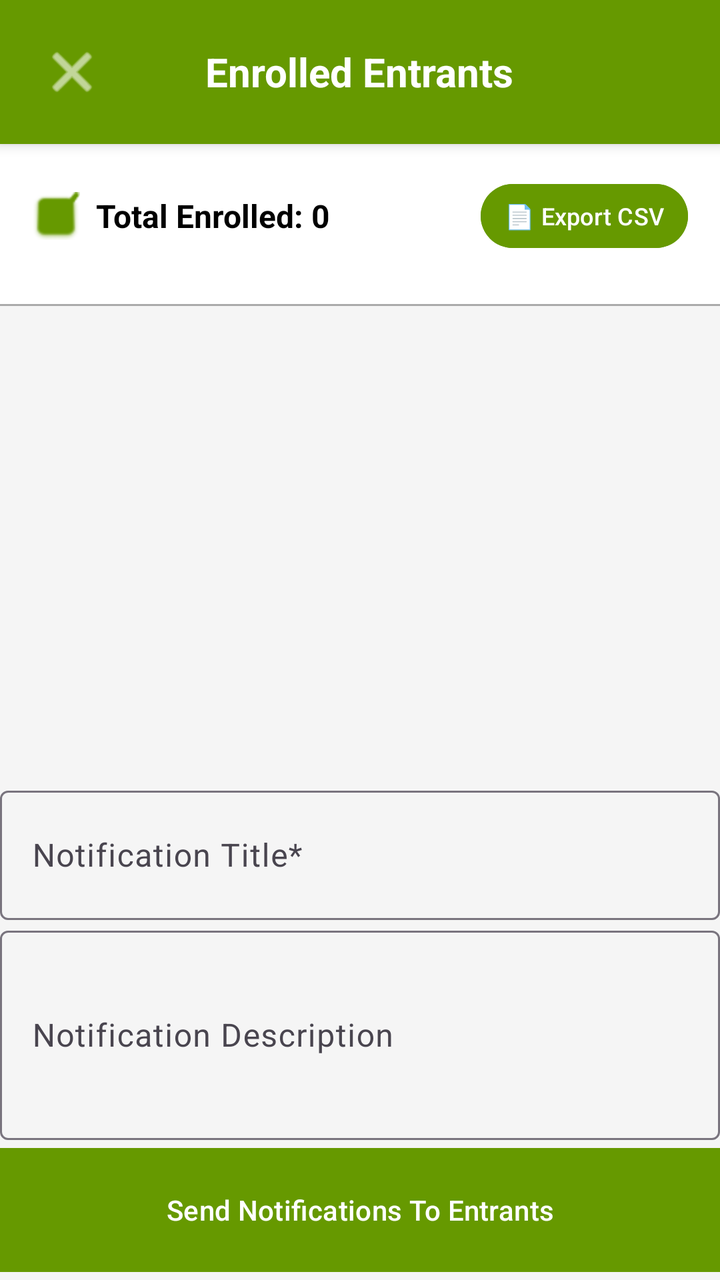
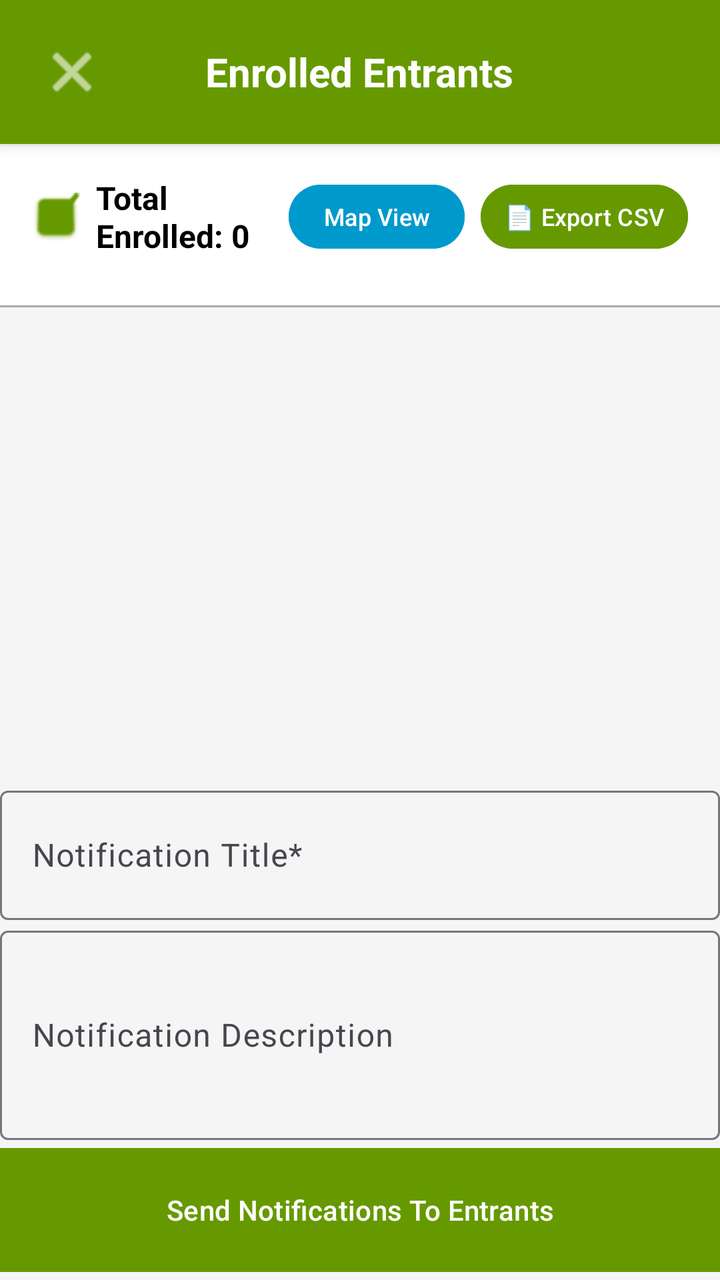

Before-and-after screenshots of an Android layout around one commit, followed by the original layout XML and the change that was made.
<!-- AndroidManifest.xml: activity theme Theme.GitCat_events -->
<!-- res/layout/activity_accepted_entrants_view.xml -->
<?xml version="1.0" encoding="utf-8"?>
<LinearLayout xmlns:android="http://schemas.android.com/apk/res/android"
    xmlns:app="http://schemas.android.com/apk/res-auto"
    android:layout_width="match_parent"
    android:layout_height="match_parent"
    android:orientation="vertical"
    android:background="#F5F5F5">

    
    <RelativeLayout
        android:layout_width="match_parent"
        android:layout_height="wrap_content"
        android:background="@android:color/holo_green_dark"
        android:padding="16dp"
        android:elevation="4dp">

        <ImageButton
            android:id="@+id/btnBack"
            android:layout_width="40dp"
            android:layout_height="40dp"
            android:layout_alignParentStart="true"
            android:layout_centerVertical="true"
            android:background="?attr/selectableItemBackgroundBorderless"
            android:src="@android:drawable/ic_menu_close_clear_cancel"
            android:contentDescription="Back"
            app:tint="@android:color/white" />

        <TextView
            android:id="@+id/tvEventName"
            android:layout_width="wrap_content"
            android:layout_height="wrap_content"
            android:layout_centerInParent="true"
            android:text="Enrolled Entrants"
            android:textColor="@android:color/white"
            android:textSize="20sp"
            android:textStyle="bold" />
    </RelativeLayout>

    
    <LinearLayout
        android:layout_width="match_parent"
        android:layout_height="wrap_content"
        android:orientation="vertical"
        android:padding="16dp"
        android:background="@android:color/white">

        <LinearLayout
            android:layout_width="match_parent"
            android:layout_height="wrap_content"
            android:orientation="horizontal"
            android:gravity="center_vertical"
            android:layout_marginBottom="8dp">

            <ImageView
                android:layout_width="24dp"
                android:layout_height="24dp"
                android:src="@android:drawable/checkbox_on_background"
                android:layout_marginEnd="8dp"
                app:tint="@android:color/holo_green_dark" />

            <TextView
                android:id="@+id/tvAcceptedListCount"
                android:layout_width="0dp"
                android:layout_height="wrap_content"
                android:layout_weight="1"
                android:text="Total Enrolled: 0"
                android:textSize="16sp"
                android:textStyle="bold"
                android:textColor="@color/black" />

            
            <Button
                android:id="@+id/btnExportCsv"
                android:layout_width="wrap_content"
                android:layout_height="40dp"
                android:text="📄 Export CSV"
                android:textSize="12sp"
                android:textColor="@android:color/white"
                android:backgroundTint="@android:color/holo_green_dark"
                android:paddingStart="12dp"
                android:paddingEnd="12dp" />
        </LinearLayout>

        
        <TextView
            android:id="@+id/tvCapacityInfo"
            android:layout_width="wrap_content"
            android:layout_height="wrap_content"
            android:text="Capacity: 0 / 0"
            android:textSize="14sp"
            android:textColor="@android:color/darker_gray"
            android:visibility="gone" />
    </LinearLayout>

    

    

    
    <TextView
        android:id="@+id/tvAcceptedListEmpty"
        android:layout_width="match_parent"
        android:layout_height="0dp"
        android:layout_weight="1"
        android:gravity="center"
        android:text="No enrolled entrants yet\n\n📋 Run the raffle to select participants\n✉️ Selected participants must accept their invitations"
        android:textAlignment="center"
        android:textSize="16sp"
        android:textColor="@android:color/darker_gray"
        android:visibility="gone" />

    <LinearLayout
        android:layout_width="match_parent"
        android:layout_height="match_parent"
        android:orientation="vertical">

        <View
            android:layout_width="match_parent"
            android:layout_height="1dp"
            android:background="@android:color/darker_gray" />

        <androidx.recyclerview.widget.RecyclerView
            android:id="@+id/rvAcceptedList"
            android:layout_width="match_parent"
            android:layout_height="0dp"
            android:layout_weight="1"
            android:clipToPadding="false"
            android:padding="8dp" />

        <LinearLayout
            android:layout_width="match_parent"
            android:layout_height="250dp"
            android:orientation="vertical">

            <com.google.android.material.textfield.TextInputLayout
                android:id="@+id/textInputLayout"
                android:layout_width="match_parent"
                android:layout_height="70dp">

                <com.google.android.material.textfield.TextInputEditText
                    android:id="@+id/acceptedListNotifTitleText"
                    android:layout_width="match_parent"
                    android:layout_height="match_parent"
                    android:hint="Notification Title*" />
            </com.google.android.material.textfield.TextInputLayout>

            <com.google.android.material.textfield.TextInputLayout
                android:id="@+id/textInputLayout2"
                android:layout_width="match_parent"
                android:layout_height="110dp">

                <com.google.android.material.textfield.TextInputEditText
                    android:id="@+id/acceptedListNotifDescription"
                    android:layout_width="match_parent"
                    android:layout_height="match_parent"
                    android:hint="Notification Description" />
            </com.google.android.material.textfield.TextInputLayout>

            <Button
                android:id="@+id/AcceptedListSendNotif"
                android:layout_width="match_parent"
                android:layout_height="70dp"
                android:layout_marginTop="0dp"
                android:backgroundTint="@android:color/holo_green_dark"
                android:text="Send Notifications To Entrants"
                app:cornerRadius="0dp" />
        </LinearLayout>
    </LinearLayout>

</LinearLayout>
<!-- resources referenced by this layout -->
<resources>
  <color name="black">#FF000000</color>
  <style name="Theme.GitCat_events" parent="Base.Theme.GitCat_events" />
  <style name="Base.Theme.GitCat_events" parent="Theme.Material3.DayNight.NoActionBar">
          
          
      </style>
</resources>

<!-- the commit's change to res/layout/activity_accepted_entrants_view.xml (unified diff, before → after) -->
@@ -67,6 +67,19 @@
                 android:textSize="16sp"
                 android:textStyle="bold"
                 android:textColor="@color/black" />
+
+            
+            <Button
+                android:id="@+id/btnMapView"
+                android:layout_width="wrap_content"
+                android:layout_height="40dp"
+                android:text="Map View"
+                android:textSize="12sp"
+                android:textColor="@android:color/white"
+                android:backgroundTint="@android:color/holo_blue_dark"
+                android:paddingStart="12dp"
+                android:paddingEnd="12dp"
+                android:layout_marginEnd="8dp" />
 
             
             <Button
